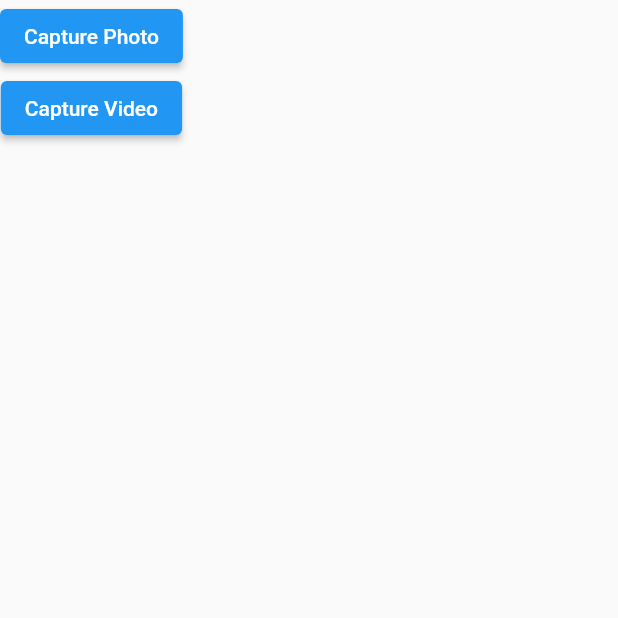
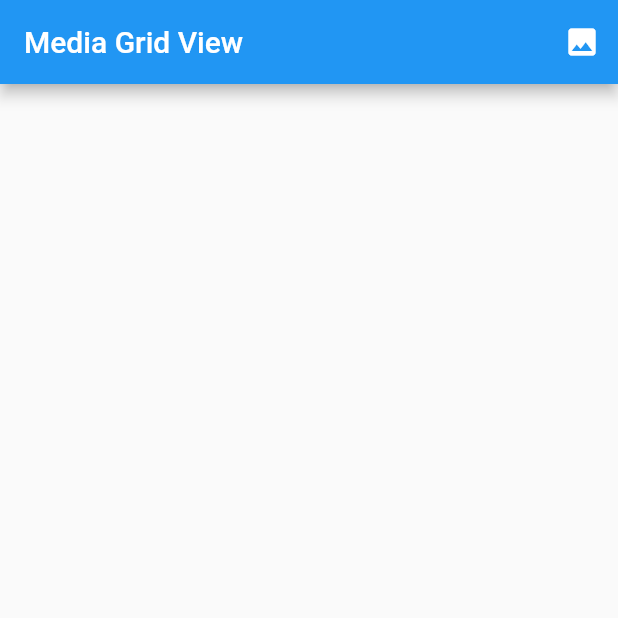
Before and after one commit to mbinoti/app-fotos, a Flutter app: the screen it shows after launch, on a phone screen of 412 x 824 dp, the top half of it. Run offline on Flutter 3.47's test engine with Material 2 defaults, Android fonts, the phone set to English and light mode, and no system bars; our stand-ins replace cached_network_image, firebase_core, firebase_storage, image_picker; missing offline and left inert: flutter_video_info; accounts and stored records are empty.

Commit message:
correção de CachedNetworkImage

```diff
--- a/lib/main.dart
+++ b/lib/main.dart
@@ -1,6 +1,6 @@
 import 'package:appvideo/firebase_media_repository.dart';
-import 'package:appvideo/media_capture_view.dart';
 import 'package:appvideo/media_controller.dart';
+import 'package:appvideo/media_grid_view.dart';
 import 'package:firebase_core/firebase_core.dart';
 import 'package:firebase_storage/firebase_storage.dart';
 import 'package:flutter/material.dart';
@@ -24,7 +24,7 @@ class MyApp extends StatelessWidget {
   Widget build(BuildContext context) {
     return MaterialApp(
       home: Scaffold(
-        body: MediaCaptureView(_controller),
+        body: MediaGridView(_controller),
       ),
     );
   }
--- /dev/null
+++ b/lib/media_grid_view.dart
@@ -0,0 +1,70 @@
+import 'dart:io';
+
+import 'package:cached_network_image/cached_network_image.dart';
+import 'package:flutter/material.dart';
+import 'package:appvideo/media_controller.dart';
+import 'package:appvideo/media_model.dart';
+import 'package:flutter_video_info/flutter_video_info.dart';
+
+class MediaGridView extends StatelessWidget {
+  final MediaController _controller;
+
+  MediaGridView(this._controller);
+
+  final videoInfo = FlutterVideoInfo();
+
+  @override
+  Widget build(BuildContext context) {
+    return Scaffold(
+      appBar: AppBar(
+        title: const Text('Media Grid View'),
+        actions: [
+          IconButton(
+            icon: const Icon(Icons.photo),
+            onPressed: () async {
+              String? downloadUrl = await _controller.captureAndUploadMedia();
+              if (downloadUrl != null) {
+                print('Photo uploaded: $downloadUrl');
+              }
+            },
+          ),
+        ],
+      ),
+      body: StreamBuilder<List<MediaModel>>(
+        stream: _controller.getAllMedia(),
+        builder: (context, snapshot) {
+          if (!snapshot.hasData) {
+            return const CircularProgressIndicator();
+          }
+          List<MediaModel> mediaList = snapshot.data!;
+          return GridView.builder(
+            itemCount: mediaList.length,
+            gridDelegate: const SliverGridDelegateWithFixedCrossAxisCount(
+                crossAxisCount: 2),
+            itemBuilder: (context, index) {
+              MediaModel media = mediaList[index];
+              if (media.fileType == FileType.photo) {
+                return Column(
+                  children: <Widget>[
+                    Padding(
+                      padding: const EdgeInsets.all(4.0),
+                      child: AspectRatio(
+                        aspectRatio: 1,
+                        child: CachedNetworkImage(
+                          imageUrl: media.url,
+                          fit: BoxFit.cover,
+                          errorWidget: (context, url, error) =>
+                              const Icon(Icons.error),
+                        ),
+                      ),
+                    ),
+                  ],
+                );
+              }
+            },
+          );
+        },
+      ),
+    );
+  }
+}
--- a/lib/media_model.dart
+++ b/lib/media_model.dart
@@ -1,9 +1,13 @@
 class MediaModel {
   final String id;
   final String url;
-  final MediaType type;
+  final FileType fileType;
 
-  MediaModel({required this.id, required this.url, required this.type});
+  MediaModel({
+    required this.id,
+    required this.url,
+    this.fileType = FileType.unknown,
+  });
 }
 
-enum MediaType { photo, video }
+enum FileType { photo, video, unknown }
--- a/pubspec.yaml
+++ b/pubspec.yaml
@@ -15,6 +15,8 @@ dependencies:
   cloud_firestore: ^4.8.1
   firebase_storage: ^11.2.3
   image_picker: ^1.0.0
+  flutter_video_info: ^1.3.1
+  cached_network_image: ^3.2.3
 
 
 dev_dependencies:
```
Also changed, not shown: lib/firebase_media_repository.dart (+33 -0 lines), lib/home_view.dart (added, +45 -0 lines), lib/media_capture_view.dart (+13 -4 lines), lib/media_controller.dart (+12 -6 lines), pubspec.lock, 1 other file.
